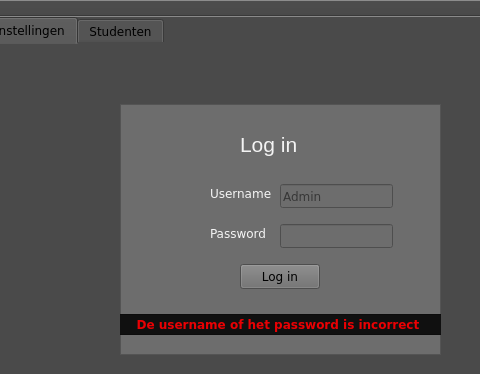
LauraVanspauwen/ProjectEP, file EPUI/mainwindow.ui: the form before one commit; both pictures show x 110 to 590 and y 0 to 374 of the 800 by 480 pixel window.
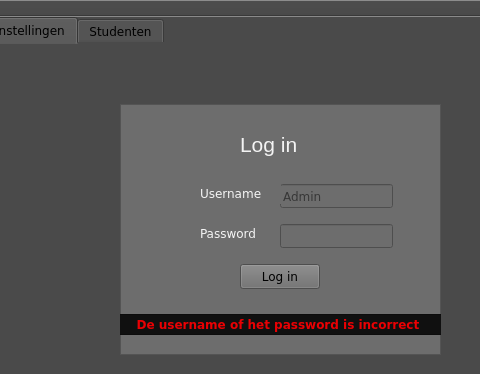
The form after the commit. The open tabs and pages were chosen to show the change. Icons and pictures are not drawn.

Patch:
```diff
--- a/EPUI/mainwindow.ui
+++ b/EPUI/mainwindow.ui
@@ -237,9 +237,9 @@
         <widget class="QLabel" name="label_3">
          <property name="geometry">
           <rect>
-           <x>90</x>
+           <x>80</x>
            <y>80</y>
-           <width>61</width>
+           <width>81</width>
            <height>20</height>
           </rect>
          </property>
@@ -255,9 +255,9 @@
         <widget class="QLabel" name="label_4">
          <property name="geometry">
           <rect>
-           <x>90</x>
+           <x>80</x>
            <y>120</y>
-           <width>61</width>
+           <width>71</width>
            <height>20</height>
           </rect>
          </property>
```
Left out of the diff: 8 changed lines with no effect on the pictures.
